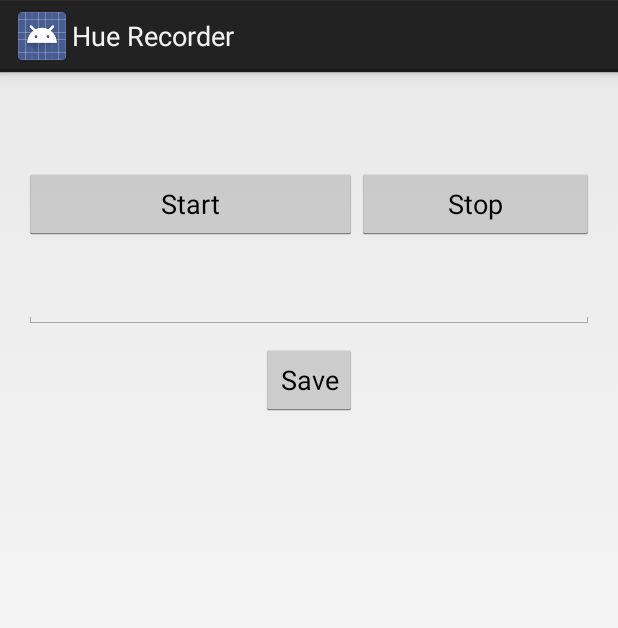
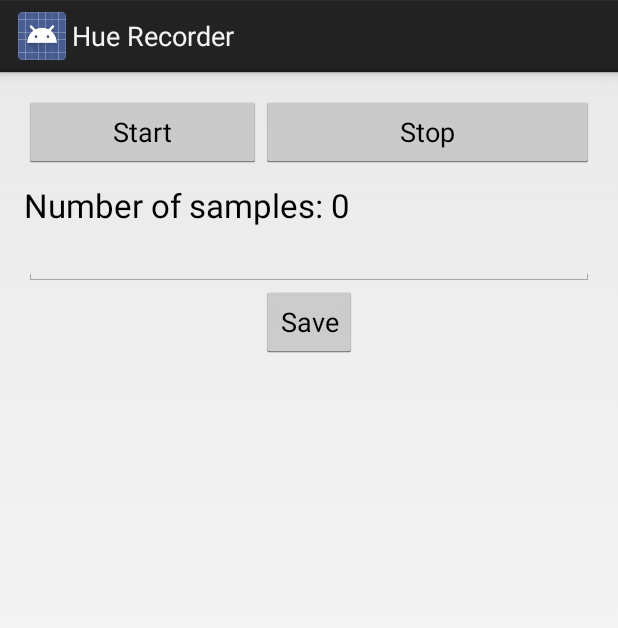
Before and after one commit to foltri/HueRecorder, an Android app: the MyApplicationActivity screen opened directly, with no data from a screen before it, on a phone screen of 412 x 824 dp. Shown: the top 628 px of the screen. Run offline under Robolectric (Android 15) with nearby library versions, the phone set to English and light mode, and no system bars.

Commit message:
Number of saved samples are indicated on the UI.

```diff
--- a/app/src/main/java/com/philips/lighting/huerecorder/MyApplicationActivity.java
+++ b/app/src/main/java/com/philips/lighting/huerecorder/MyApplicationActivity.java
@@ -22,6 +22,7 @@ import android.view.View;
 import android.view.View.OnClickListener;
 import android.widget.Button;
 import android.widget.EditText;
+import android.widget.TextView;
 import android.widget.Toast;
 
 import com.google.gson.Gson;
@@ -55,6 +56,7 @@ public class MyApplicationActivity extends Activity {
     private boolean recording = false;
     private ArrayList<Integer> timeSinceLastFrame = new ArrayList<Integer>();
     private boolean firstSample = false;
+    private TextView samlpleNumber = null;
 
     public final class controlFrame
     {
@@ -102,6 +104,7 @@ public class MyApplicationActivity extends Activity {
         setContentView(R.layout.activity_main);
         phHueSDK = PHHueSDK.create();
         final PHBridge bridge = phHueSDK.getSelectedBridge();
+        samlpleNumber = (TextView) findViewById(R.id.sampleTextView);
 
         // Register the PHSDKListener to receive callbacks from the bridge.
         phHueSDK.getNotificationManager().registerSDKListener(listener1);
@@ -357,6 +360,7 @@ public class MyApplicationActivity extends Activity {
                             }
                         }, 0, 100);
                     }
+
                     for (int i = 0; i < ligthCache.size(); i++) {
                         if (lastLightFrame.get(i).getHue() != ligthCache.get(i).getLastKnownLightState().getHue() || lastLightFrame.get(i).getBri() != ligthCache.get(i).getLastKnownLightState().getBrightness()) {
 
@@ -393,6 +397,8 @@ public class MyApplicationActivity extends Activity {
                     for(controlFrame frame:changedLights) {
                         savedFrames.add(frame);
                     }
+
+                    samlpleNumber.setText("Number of samples: " + savedFrames.size());
 
                 }
             }
--- a/app/src/main/res/layout/activity_main.xml
+++ b/app/src/main/res/layout/activity_main.xml
@@ -13,9 +13,9 @@
         android:layout_width="fill_parent"
         android:layout_height="wrap_content"
         android:text="Start" android:paddingLeft="10dp" android:paddingRight="10dp"
-        android:layout_marginTop="48dp"
-        android:layout_toLeftOf="@+id/buttonStop"
-        android:layout_toStartOf="@+id/buttonStop" />
+        android:layout_alignParentTop="true"
+        android:layout_toLeftOf="@+id/buttonSave"
+        android:layout_toStartOf="@+id/buttonSave" />
 
     <Button
         android:id="@+id/buttonStop"
@@ -25,16 +25,16 @@
         android:paddingLeft="10dp"
         android:paddingRight="10dp"
         android:layout_alignTop="@+id/buttonStart"
-        android:layout_toRightOf="@+id/buttonSave"
-        android:layout_toEndOf="@+id/buttonSave" />
+        android:layout_toEndOf="@+id/buttonSave"
+        android:layout_alignLeft="@+id/buttonSave"
+        android:layout_alignStart="@+id/buttonSave" />
 
     <EditText
         android:layout_width="fill_parent"
         android:layout_height="wrap_content"
         android:id="@+id/newAnimationName"
         android:autoText="false"
-        android:layout_marginTop="20dp"
-        android:layout_below="@+id/buttonStart"
+        android:layout_below="@+id/sampleTextView"
         android:layout_alignParentLeft="true"
         android:layout_alignParentStart="true" />
 
@@ -46,7 +46,17 @@
         android:paddingLeft="10dp"
         android:paddingRight="10dp"
         android:layout_below="@+id/newAnimationName"
-        android:layout_centerHorizontal="true"
+        android:layout_centerHorizontal="true" />
+
+    <TextView
+        android:layout_width="fill_parent"
+        android:layout_height="wrap_content"
+        android:textAppearance="?android:attr/textAppearanceLarge"
+        android:text="Number of samples: 0"
+        android:id="@+id/sampleTextView"
+        android:layout_below="@+id/buttonStart"
+        android:layout_alignParentLeft="true"
+        android:layout_alignParentStart="true"
         android:layout_marginTop="10dp" />
 
 </RelativeLayout>
```
Also changed, not shown: 22 other files.
